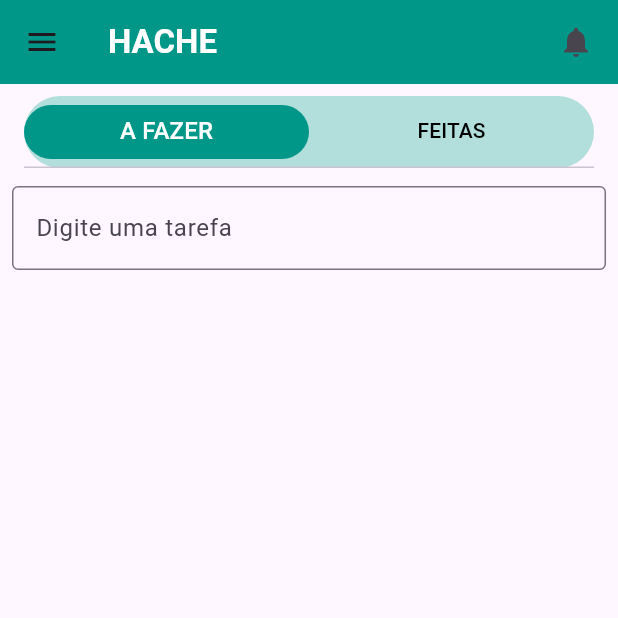
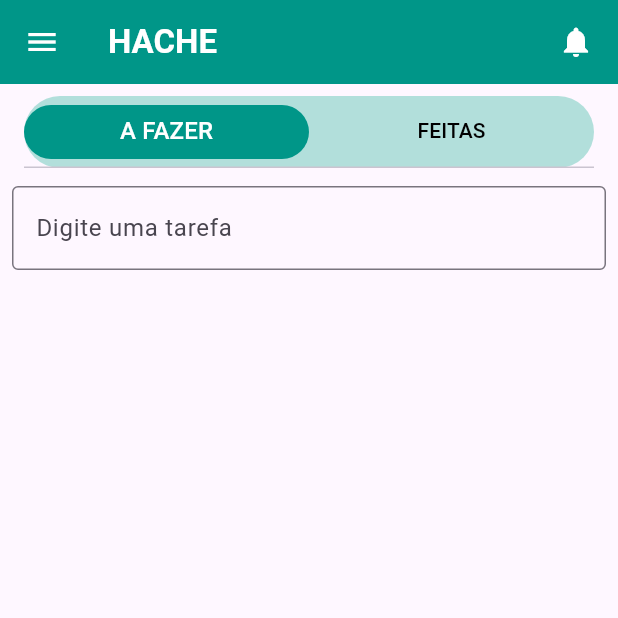
Before and after one commit to pcfrati/sa01mobile, a Flutter app: the TaskListScreen screen opened by its route, on a phone screen of 412 x 824 dp, the top half of it. Run offline on Flutter 3.47's test engine with Material 3 defaults, Android fonts, the phone set to English and light mode, and no system bars; statements that could not run were skipped.

Commit message:
Update task_list_screen.dart

```diff
--- a/lib/views/task_list_screen.dart
+++ b/lib/views/task_list_screen.dart
@@ -66,6 +66,7 @@ class _TaskListScreenState extends State<TaskListScreen> with TickerProviderStat
         ),
       ),
       appBar: AppBar(
+        iconTheme: IconThemeData(color: Colors.white),
         backgroundColor: Colors.teal,
         title: const Text("HACHE", style: TextStyle(color: Colors.white, fontWeight: FontWeight.bold)),
         actions: const [
```
